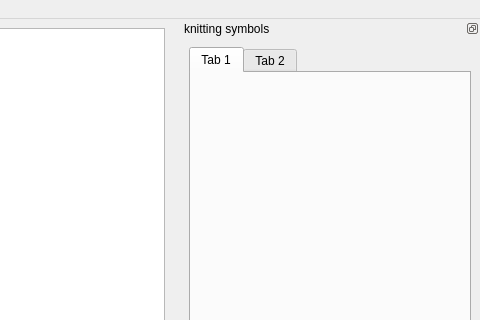
Above: python_branch/gui/ui/mainWindow.ui from haskelladdict/sconcho before the change; both pictures show x 653 to 1133 and y 0 to 320 of the 1133 by 714 pixel window. Below: the same form after it.
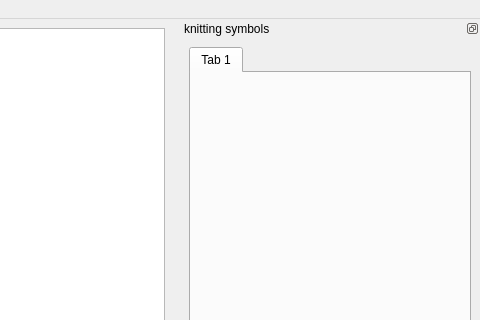
That is the form after the change. Icons and pictures are not drawn.

Patch:
```diff
--- a/python_branch/gui/ui/mainWindow.ui
+++ b/python_branch/gui/ui/mainWindow.ui
@@ -1206,11 +1206,6 @@
          <string>Tab 1</string>
         </attribute>
        </widget>
-       <widget class="QWidget" name="tab_4">
-        <attribute name="title">
-         <string>Tab 2</string>
-        </attribute>
-       </widget>
       </widget>
      </item>
     </layout>
```
Left out of the diff: 5 changed lines with no effect on the pictures.
